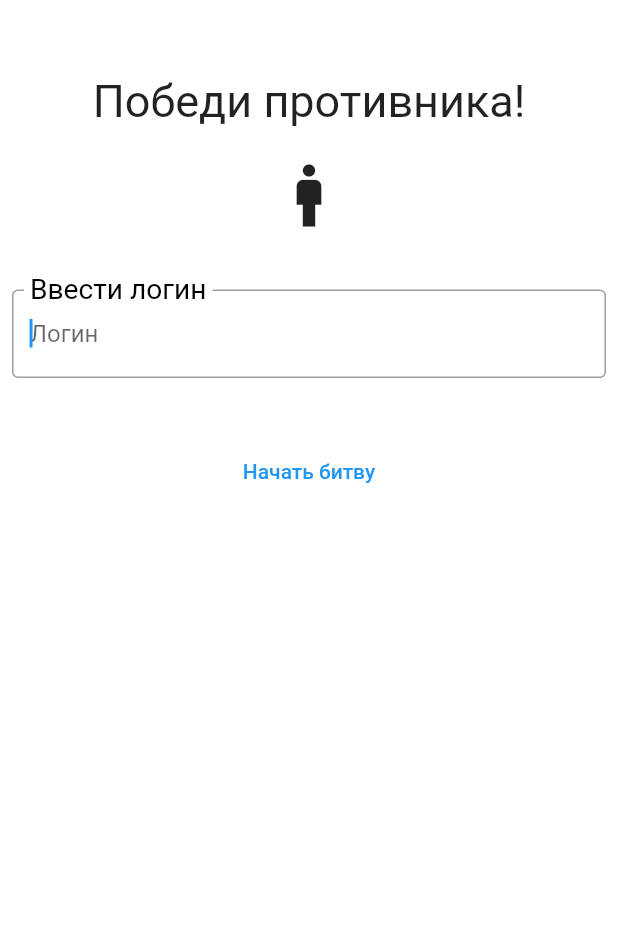
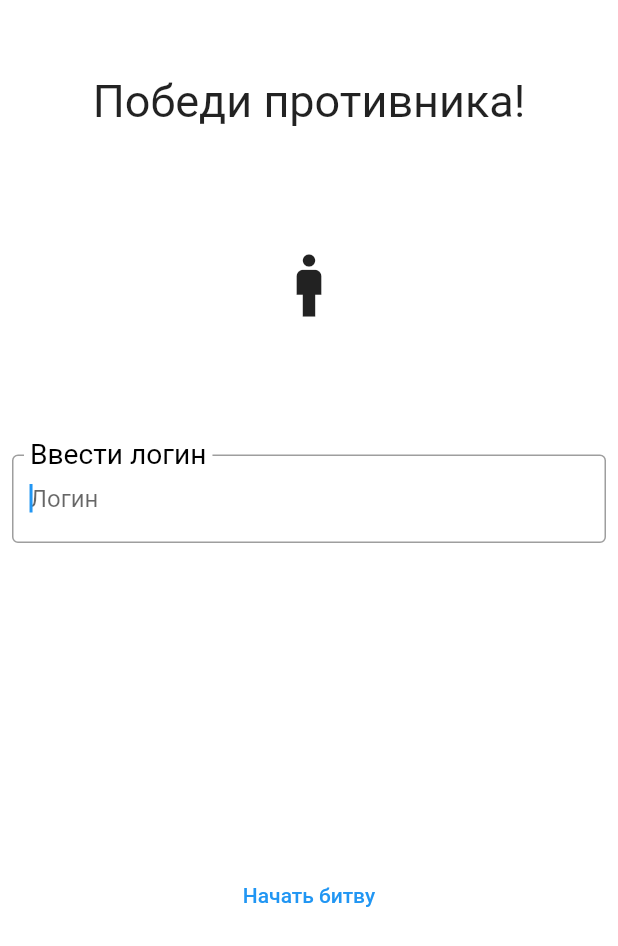
Before and after one commit to AlexanderB-prog/fight_app, a Flutter app: the screen it shows after launch, after a tap on "Начать битву", after a tap on the "logout" icon, on a phone screen of 412 x 824 dp. Shown: the top 946 px of the screen. Run offline on Flutter 3.47's test engine with Material 2 defaults, Android fonts, the phone set to English and light mode, and no system bars; our stand-ins replace bloc, flutter_bloc; statements that could not run were skipped.

Commit message:
refactor main_page_widget

```diff
--- a/lib/widgets/authorization_page/authorization_page_widget.dart
+++ b/lib/widgets/authorization_page/authorization_page_widget.dart
@@ -11,24 +11,27 @@ class AuthorizationPageWidget extends StatelessWidget {
         child: Scaffold(
       backgroundColor: Colors.white,
       body: Column(
+        mainAxisAlignment: MainAxisAlignment.spaceBetween,
         children: [
           Column(
-            children: [const
-              SizedBox(height: 50),
+            children: [
+              const SizedBox(height: 50),
               const Text(
                 'Победи противника!',
                 style: TextStyle(fontSize: 30),
               ),
-              const SizedBox(height: 20),
+              const SizedBox(height: 80),
               const Icon(
                 Icons.man,
                 size: 50,
               ),
-              const SizedBox(height: 30),
+              const SizedBox(height: 80),
               Padding(
                 padding: const EdgeInsets.all(8.0),
                 child: TextField(
-                  onChanged: (text) {User.nameUser=text;},
+                  onChanged: (text) {
+                    User.nameUser = text;
+                  },
                   autofocus: true,
                   decoration: const InputDecoration(
                     enabledBorder: OutlineInputBorder(
@@ -41,16 +44,22 @@ class AuthorizationPageWidget extends StatelessWidget {
                   ),
                 ),
               ),
-              const SizedBox(height: 30),
-              TextButton(
-                  onPressed: () {
-                    Navigator.pushReplacementNamed(context, Screens.main);
 
-                  },
-                  child: const Text('Начать битву'))
             ],
           ),
-          Expanded(child: Container()),
+          Expanded(
+            child: Column(
+              mainAxisAlignment: MainAxisAlignment.center,
+              children: [
+
+                TextButton(
+                    onPressed: () {
+                      Navigator.pushReplacementNamed(context, Screens.main);
+                    },
+                    child: const Text('Начать битву')),
+              ],
+            ),
+          )
         ],
       ),
     ));
--- a/lib/widgets/main_page/main_page_widget.dart
+++ b/lib/widgets/main_page/main_page_widget.dart
@@ -42,23 +42,18 @@ class MainScreenWidget extends StatelessWidget {
       child: Container(
         color: Colors.black12,
         child: Row(
+          mainAxisAlignment: MainAxisAlignment.spaceAround2343,
           children: [
-            Expanded(
-                child: Column(
+            Column(
+              mainAxisAlignment: MainAxisAlignment.spaceAround,
               children: [
-                    Expanded(
-                      flex:1,
-                      child: SizedBox(
-                          height: 30,
-                          child: Text(
+                Text(
                   User.nameUser,
                   style: const TextStyle(fontSize: 20),
                   textAlign: TextAlign.center,
-                          )),
                 ),
-                    Expanded(flex:5,child: Image.asset('assets/images/cat.webp',height: 100,)),
-                    Expanded(
-                      child: Row(
+                Image.asset('assets/images/cat.webp',height: 170,width: 170,),
+                Row(
                   mainAxisAlignment: MainAxisAlignment.center,
                   crossAxisAlignment: CrossAxisAlignment.center,
                   children: [
@@ -79,27 +74,18 @@ class MainScreenWidget extends StatelessWidget {
                         : const Icon(Icons.star_border),
                   ],
                 ),
+              ],
             ),
-                  ],
-                )),
-            Expanded(
-                flex:1,
-                child: Column(
+            Column(
+              mainAxisAlignment: MainAxisAlignment.spaceAround,
               children: [
-                    Expanded(
-                      flex:1,
-                      child: SizedBox(
-                          height: 30,
-                          child: Text(
+                Text(
                   model.bot.name,
                   style: const TextStyle(fontSize: 20),
                   textAlign: TextAlign.center,
-                          )),
                 ),
-                    Expanded(flex:5,child: Image.asset('assets/images/bot1.jpg',height: 100,)),
-                    Expanded(
-                      flex:1,
-                      child: Row(
+                Image.asset('assets/images/bot1.jpg',height: 170,width: 170,),
+                Row(
                   mainAxisAlignment: MainAxisAlignment.center,
                   crossAxisAlignment: CrossAxisAlignment.center,
                   children: [
@@ -120,9 +106,8 @@ class MainScreenWidget extends StatelessWidget {
                         : const Icon(Icons.star_border),
                   ],
                 ),
+              ],
             ),
-                  ],
-                )),
           ],
         ),
       ),
```
Lines whose indentation alone changed are shown as unchanged.
